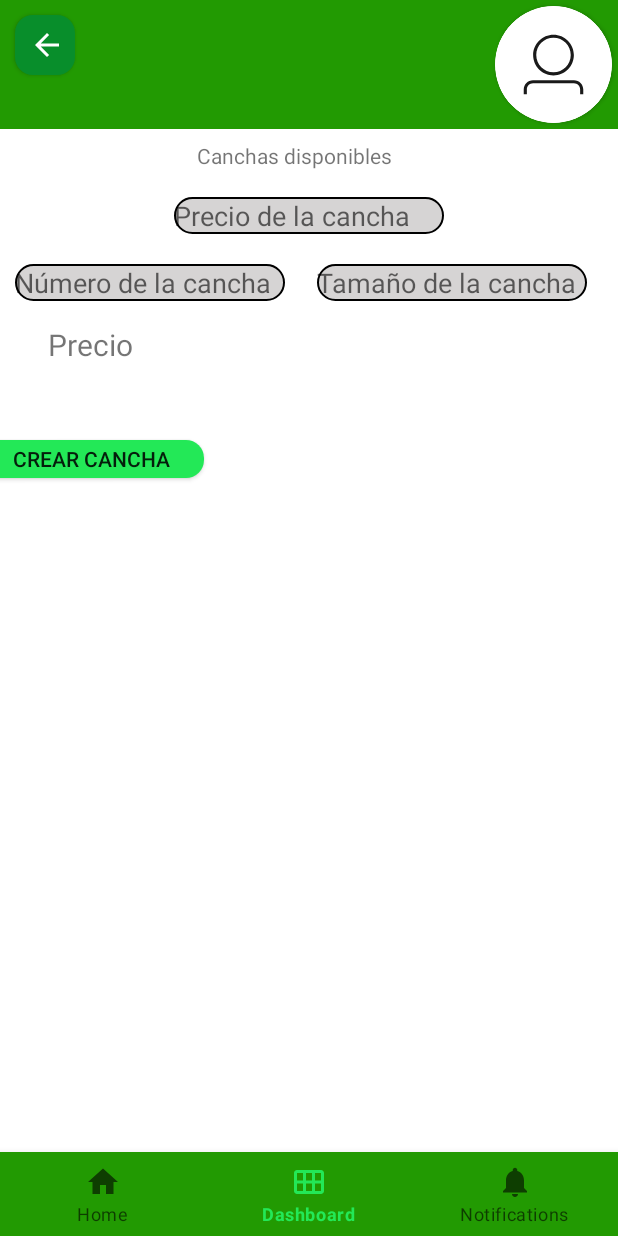
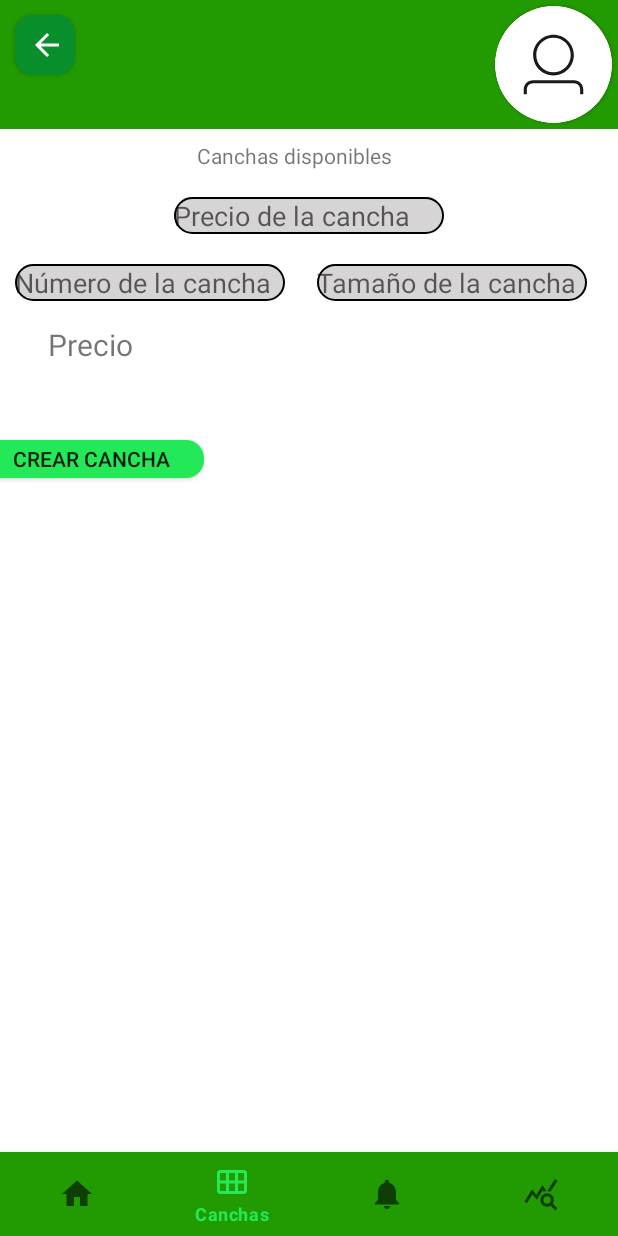
Before and after one commit to WILMANYHS17/EasySoccerFinal, an Android app: the NavigationAdminActivity screen opened directly, with no data from a screen before it, item 2 of the bottom bar chosen, on a phone screen of 412 x 824 dp. Run offline under Robolectric (Android 15) with nearby library versions, the phone set to English and light mode, and no system bars; our stand-ins replace Firebase (no records; nobody signed in at launch, a user with empty details on screens opened directly), navigation-ui.

Commit message:
Se creó el parámetro "Estadísticas" para los administradores. También se incluyó el header correctamente y se borró el modelo ForgotPassword

```diff
--- a/app/src/main/java/com/example/easysoccer1/ui/view/NavigationAdminActivity.kt
+++ b/app/src/main/java/com/example/easysoccer1/ui/view/NavigationAdminActivity.kt
@@ -28,7 +28,7 @@ class NavigationAdminActivity : AppCompatActivity() {
         // menu should be considered as top level destinations.
         val appBarConfiguration = AppBarConfiguration(
             setOf(
-                R.id.navigation_home, R.id.navigation_dashboard, R.id.navigation_notifications
+                R.id.navigation_home, R.id.navigation_dashboard, R.id.navigation_notifications, R.id.navigation_stats
             )
         )
         setupActionBarWithNavController(navController, appBarConfiguration)
--- /dev/null
+++ b/app/src/main/res/drawable/baseline_query_stats_24.xml
@@ -0,0 +1,5 @@
+<vector android:height="24dp" android:tint="#000000"
+    android:viewportHeight="24" android:viewportWidth="24"
+    android:width="24dp" xmlns:android="http://schemas.android.com/apk/res/android">
+    <path android:fillColor="@android:color/white" android:pathData="M19.88,18.47c0.44,-0.7 0.7,-1.51 0.7,-2.39c0,-2.49 -2.01,-4.5 -4.5,-4.5s-4.5,2.01 -4.5,4.5s2.01,4.5 4.49,4.5c0.88,0 1.7,-0.26 2.39,-0.7L21.58,23L23,21.58L19.88,18.47zM16.08,18.58c-1.38,0 -2.5,-1.12 -2.5,-2.5c0,-1.38 1.12,-2.5 2.5,-2.5s2.5,1.12 2.5,2.5C18.58,17.46 17.46,18.58 16.08,18.58zM15.72,10.08c-0.74,0.02 -1.45,0.18 -2.1,0.45l-0.55,-0.83l-3.8,6.18l-3.01,-3.52l-3.63,5.81L1,17l5,-8l3,3.5L13,6C13,6 15.72,10.08 15.72,10.08zM18.31,10.58c-0.64,-0.28 -1.33,-0.45 -2.05,-0.49c0,0 5.12,-8.09 5.12,-8.09L23,3.18L18.31,10.58z"/>
+</vector>
--- a/app/src/main/res/menu/bottom_nav_menu.xml
+++ b/app/src/main/res/menu/bottom_nav_menu.xml
@@ -15,6 +15,10 @@
         android:id="@+id/navigation_notifications"
         android:icon="@drawable/ic_notifications_black_24dp"
         android:title="@string/title_notifications" />
+    <item
+        android:id="@+id/navigation_stats"
+        android:icon="@drawable/baseline_query_stats_24"
+        android:title="@string/title_stats"/>
 
 
 </menu>
--- a/app/src/main/res/navigation/mobile_navigation.xml
+++ b/app/src/main/res/navigation/mobile_navigation.xml
@@ -22,4 +22,10 @@
         android:name="com.example.easysoccer1.ui.view.ReserveAdminFragment"
         android:label="@string/title_notifications"
         tools:layout="@layout/fragment_goals" />
+
+    <fragment
+        android:id="@+id/navigation_stats"
+        android:name="com.example.easysoccer1.ui.view.StatsAdminFragment"
+        android:label="@string/title_stats"
+        tools:layout="@layout/fragment_stats_admin"/>
 </navigation>
--- a/app/src/main/res/values/strings.xml
+++ b/app/src/main/res/values/strings.xml
@@ -6,8 +6,11 @@
     <string name="RegisterAdmin"> Registro de Administradores</string>
     <string name="RegisterUser"> Registro de Usuarios</string>
     <string name="title_activity_navigation_admin">NavigationAdminActivity</string>
-    <string name="title_home">Home</string>
-    <string name="title_dashboard">Dashboard</string>
-    <string name="title_notifications">Notifications</string>
+    <string name="title_home">Inicio</string>
+    <string name="title_dashboard">Canchas</string>
+    <string name="title_notifications">Notificaciones</string>
+    <string name="title_stats">Estadísticas</string>
     <string name="title_activity_navigation_user">NavigationUserActivity</string>
+<!-- TODO: Remove or change this placeholder text -->
+    <string name="hello_blank_fragment">Hello blank fragment</string>
 </resources>
```
Also changed, not shown: app/src/main/java/com/example/easysoccer1/ui/view/StatsAdminFragment.kt (added, +57 -0 lines), app/src/main/res/layout/fragment_stats_admin.xml (added, +16 -0 lines).
